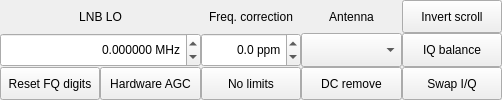
Before: the Qt Designer form src/qtgui/dockinputctl.ui in shawnj007/gqrx-touch, drawn with Qt 5.
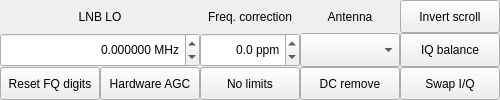
After: the same form once the commit is applied. Icons and pictures are not drawn.

Commit message: Reverse Bookmark list, Propogate palette manually to widgets

Patch:
```diff
--- a/src/qtgui/dockinputctl.ui
+++ b/src/qtgui/dockinputctl.ui
@@ -6,7 +6,7 @@
    <rect>
     <x>0</x>
     <y>0</y>
-    <width>502</width>
+    <width>500</width>
     <height>100</height>
    </rect>
   </property>
@@ -25,9 +25,424 @@
   <property name="maximumSize">
    <size>
     <width>524287</width>
-    <height>524287</height>
+    <height>360</height>
    </size>
   </property>
+  <property name="palette">
+   <palette>
+    <active>
+     <colorrole role="WindowText">
+      <brush brushstyle="SolidPattern">
+       <color alpha="255">
+        <red>255</red>
+        <green>255</green>
+        <blue>255</blue>
+       </color>
+      </brush>
+     </colorrole>
+     <colorrole role="Button">
+      <brush brushstyle="SolidPattern">
+       <color alpha="255">
+        <red>46</red>
+        <green>52</green>
+        <blue>54</blue>
+       </color>
+      </brush>
+     </colorrole>
+     <colorrole role="Light">
+      <brush brushstyle="SolidPattern">
+       <color alpha="255">
+        <red>69</red>
+        <green>78</green>
+        <blue>81</blue>
+       </color>
+      </brush>
+     </colorrole>
+     <colorrole role="Midlight">
+      <brush brushstyle="SolidPattern">
+       <color alpha="255">
+        <red>57</red>
+        <green>65</green>
+        <blue>67</blue>
+       </color>
+      </brush>
+     </colorrole>
+     <colorrole role="Dark">
+      <brush brushstyle="SolidPattern">
+       <color alpha="255">
+        <red>23</red>
+        <green>26</green>
+        <blue>27</blue>
+       </color>
+      </brush>
+     </colorrole>
+     <colorrole role="Mid">
+      <brush brushstyle="SolidPattern">
+       <color alpha="255">
+        <red>31</red>
+        <green>35</green>
+        <blue>36</blue>
+       </color>
+      </brush>
+     </colorrole>
+     <colorrole role="Text">
+      <brush brushstyle="SolidPattern">
+       <color alpha="255">
+        <red>255</red>
+        <green>255</green>
+        <blue>255</blue>
+       </color>
+      </brush>
+     </colorrole>
+     <colorrole role="BrightText">
+      <brush brushstyle="SolidPattern">
+       <color alpha="255">
+        <red>255</red>
+        <green>255</green>
+        <blue>255</blue>
+       </color>
+      </brush>
+     </colorrole>
+     <colorrole role="ButtonText">
+      <brush brushstyle="SolidPattern">
+       <color alpha="255">
+        <red>255</red>
+        <green>255</green>
+        <blue>255</blue>
+       </color>
+      </brush>
+     </colorrole>
+     <colorrole role="Base">
+      <brush brushstyle="SolidPattern">
+       <color alpha="255">
+        <red>0</red>
+        <green>0</green>
+        <blue>0</blue>
+       </color>
+      </brush>
+     </colorrole>
+     <colorrole role="Window">
+      <brush brushstyle="SolidPattern">
+       <color alpha="255">
+        <red>46</red>
+        <green>52</green>
+        <blue>54</blue>
+       </color>
+      </brush>
+     </colorrole>
+     <colorrole role="Shadow">
+      <brush brushstyle="SolidPattern">
+       <color alpha="255">
+        <red>0</red>
+        <green>0</green>
+        <blue>0</blue>
+       </color>
+      </brush>
+     </colorrole>
+     <colorrole role="AlternateBase">
+      <brush brushstyle="SolidPattern">
+       <color alpha="255">
+        <red>23</red>
+        <green>26</green>
+        <blue>27</blue>
+       </color>
+      </brush>
+     </colorrole>
+     <colorrole role="ToolTipBase">
+      <brush brushstyle="SolidPattern">
+       <color alpha="255">
+        <red>255</red>
+        <green>255</green>
+        <blue>220</blue>
+       </color>
+      </brush>
+     </colorrole>
+     <colorrole role="ToolTipText">
+      <brush brushstyle="SolidPattern">
+       <color alpha="255">
+        <red>0</red>
+        <green>0</green>
+        <blue>0</blue>
+       </color>
+      </brush>
+     </colorrole>
+    </active>
+    <inactive>
+     <colorrole role="WindowText">
+      <brush brushstyle="SolidPattern">
+       <color alpha="255">
+        <red>0</red>
+        <green>0</green>
+        <blue>0</blue>
+       </color>
+      </brush>
+     </colorrole>
+     <colorrole role="Button">
+      <brush brushstyle="SolidPattern">
+       <color alpha="255">
+        <red>239</red>
+        <green>239</green>
+        <blue>239</blue>
+       </color>
+      </brush>
+     </colorrole>
+     <colorrole role="Light">
+      <brush brushstyle="SolidPattern">
+       <color alpha="255">
+        <red>255</red>
+        <green>255</green>
+        <blue>255</blue>
+       </color>
+      </brush>
+     </colorrole>
+     <colorrole role="Midlight">
+      <brush brushstyle="SolidPattern">
+       <color alpha="255">
+        <red>202</red>
+        <green>202</green>
+        <blue>202</blue>
+       </color>
+      </brush>
+     </colorrole>
+     <colorrole role="Dark">
+      <brush brushstyle="SolidPattern">
+       <color alpha="255">
+        <red>159</red>
+        <green>159</green>
+        <blue>159</blue>
+       </color>
+      </brush>
+     </colorrole>
+     <colorrole role="Mid">
+      <brush brushstyle="SolidPattern">
+       <color alpha="255">
+        <red>184</red>
+        <green>184</green>
+        <blue>184</blue>
+       </color>
+      </brush>
+     </colorrole>
+     <colorrole role="Text">
+      <brush brushstyle="SolidPattern">
+       <color alpha="255">
+        <red>0</red>
+        <green>0</green>
+        <blue>0</blue>
+       </color>
+      </brush>
+     </colorrole>
+     <colorrole role="BrightText">
+      <brush brushstyle="SolidPattern">
+       <color alpha="255">
+        <red>255</red>
+        <green>255</green>
+        <blue>255</blue>
+       </color>
+      </brush>
+     </colorrole>
+     <colorrole role="ButtonText">
+      <brush brushstyle="SolidPattern">
+       <color alpha="255">
+        <red>0</red>
+        <green>0</green>
+        <blue>0</blue>
+       </color>
+      </brush>
+     </colorrole>
+     <colorrole role="Base">
+      <brush brushstyle="SolidPattern">
+       <color alpha="255">
+        <red>255</red>
+        <green>255</green>
+        <blue>255</blue>
+       </color>
+      </brush>
+     </colorrole>
+     <colorrole role="Window">
+      <brush brushstyle="SolidPattern">
+       <color alpha="255">
+        <red>239</red>
+        <green>239</green>
+        <blue>239</blue>
+       </color>
+      </brush>
+     </colorrole>
+     <colorrole role="Shadow">
+      <brush brushstyle="SolidPattern">
+       <color alpha="255">
+        <red>118</red>
+        <green>118</green>
+        <blue>118</blue>
+       </color>
+      </brush>
+     </colorrole>
+     <colorrole role="AlternateBase">
+      <brush brushstyle="SolidPattern">
+       <color alpha="255">
+        <red>247</red>
+        <green>247</green>
+        <blue>247</blue>
+       </color>
+      </brush>
+     </colorrole>
+     <colorrole role="ToolTipBase">
+      <brush brushstyle="SolidPattern">
+       <color alpha="255">
+        <red>255</red>
+        <green>255</green>
+        <blue>220</blue>
+       </color>
+      </brush>
+     </colorrole>
+     <colorrole role="ToolTipText">
+      <brush brushstyle="SolidPattern">
+       <color alpha="255">
+        <red>0</red>
+        <green>0</green>
+        <blue>0</blue>
+       </color>
+      </brush>
+     </colorrole>
+    </inactive>
+    <disabled>
+     <colorrole role="WindowText">
+      <brush brushstyle="SolidPattern">
+       <color alpha="255">
+        <red>23</red>
+        <green>26</green>
+        <blue>27</blue>
+       </color>
+      </brush>
+     </colorrole>
+     <colorrole role="Button">
+      <brush brushstyle="SolidPattern">
+       <color alpha="255">
+        <red>46</red>
+        <green>52</green>
+        <blue>54</blue>
+       </color>
+      </brush>
+     </colorrole>
+     <colorrole role="Light">
+      <brush brushstyle="SolidPattern">
+       <color alpha="255">
+        <red>69</red>
+        <green>78</green>
+        <blue>81</blue>
+       </color>
+      </brush>
+     </colorrole>
+     <colorrole role="Midlight">
+      <brush brushstyle="SolidPattern">
+       <color alpha="255">
+        <red>57</red>
+        <green>65</green>
+        <blue>67</blue>
+       </color>
+      </brush>
+     </colorrole>
+     <colorrole role="Dark">
+      <brush brushstyle="SolidPattern">
+       <color alpha="255">
+        <red>23</red>
+        <green>26</green>
+        <blue>27</blue>
+       </color>
+      </brush>
+     </colorrole>
+     <colorrole role="Mid">
+      <brush brushstyle="SolidPattern">
+       <color alpha="255">
+        <red>31</red>
+        <green>35</green>
+        <blue>36</blue>
+       </color>
+      </brush>
+     </colorrole>
+     <colorrole role="Text">
+      <brush brushstyle="SolidPattern">
+       <color alpha="255">
+        <red>23</red>
+        <green>26</green>
+        <blue>27</blue>
+       </color>
+      </brush>
+     </colorrole>
+     <colorrole role="BrightText">
+      <brush brushstyle="SolidPattern">
+       <color alpha="255">
+        <red>255</red>
+        <green>255</green>
+        <blue>255</blue>
+       </color>
+      </brush>
+     </colorrole>
+     <colorrole role="ButtonText">
+      <brush brushstyle="SolidPattern">
+       <color alpha="255">
+        <red>23</red>
+        <green>26</green>
+        <blue>27</blue>
+       </color>
+      </brush>
+     </colorrole>
+     <colorrole role="Base">
+      <brush brushstyle="SolidPattern">
+       <color alpha="255">
+        <red>46</red>
+        <green>52</green>
+        <blue>54</blue>
+       </color>
+      </brush>
+     </colorrole>
+     <colorrole role="Window">
+      <brush brushstyle="SolidPattern">
+       <color alpha="255">
+        <red>46</red>
+        <green>52</green>
+        <blue>54</blue>
+       </color>
+      </brush>
+     </colorrole>
+     <colorrole role="Shadow">
+      <brush brushstyle="SolidPattern">
+       <color alpha="255">
+        <red>177</red>
+        <green>177</green>
+        <blue>177</blue>
+       </color>
+      </brush>
+     </colorrole>
+     <colorrole role="AlternateBase">
+      <brush brushstyle="SolidPattern">
+       <color alpha="255">
+        <red>247</red>
+        <green>247</green>
+        <blue>247</blue>
+       </color>
+      </brush>
+     </colorrole>
+     <colorrole role="ToolTipBase">
+      <brush brushstyle="SolidPattern">
+       <color alpha="255">
+        <red>255</red>
+        <green>255</green>
+        <blue>220</blue>
+       </color>
+      </brush>
+     </colorrole>
+     <colorrole role="ToolTipText">
+      <brush brushstyle="SolidPattern">
+       <color alpha="255">
+        <red>0</red>
+        <green>0</green>
+        <blue>0</blue>
+       </color>
+      </brush>
+     </colorrole>
+    </disabled>
+   </palette>
+  </property>
   <property name="windowIcon">
    <iconset resource="../../resources/icons.qrc">
     <normaloff>:/icons/icons/flash.svg</normaloff>:/icons/icons/flash.svg</iconset>
@@ -54,7 +469,7 @@
    <property name="maximumSize">
     <size>
      <width>16777215</width>
-     <height>16777215</height>
+     <height>360</height>
     </size>
    </property>
    <layout class="QVBoxLayout" name="verticalLayout" stretch="1,0">
@@ -90,7 +505,7 @@
       <property name="maximumSize">
        <size>
         <width>16777215</width>
-        <height>120</height>
+        <height>240</height>
        </size>
       </property>
       <layout class="QGridLayout" name="gridLayout_7">
```
The commit also changes 7 other files.
